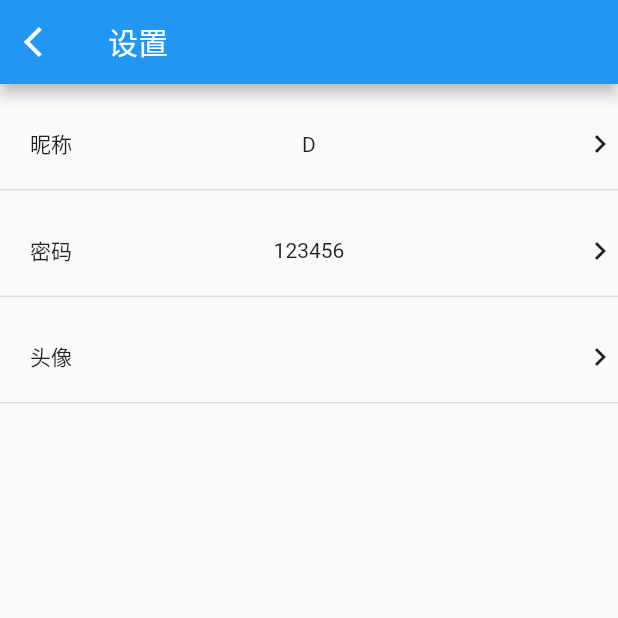
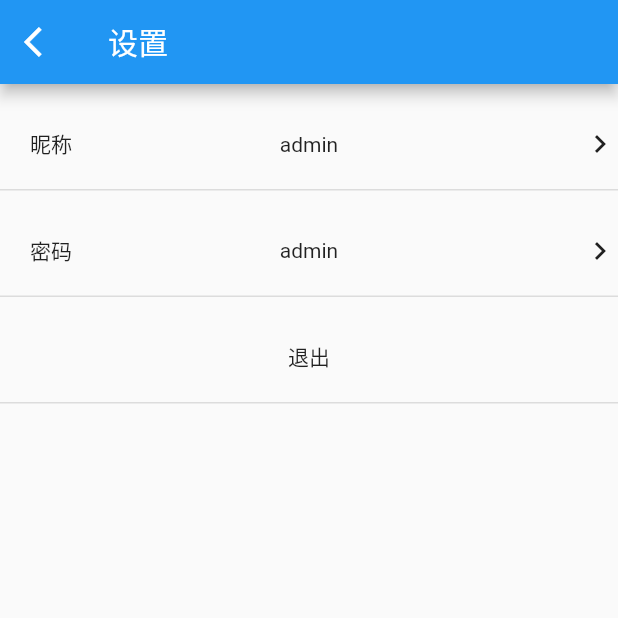
Before and after one commit to Naplesoul/iMoments, a Flutter app: the HomePage screen opened directly, after a tap on "设置", on a phone screen of 412 x 824 dp, the top half of it. Run offline on Flutter 3.47's test engine with Material 2 defaults, Android fonts, the phone set to English and light mode, and no system bars; our stand-ins replace dio, image_picker, photo_view, shared_preferences; missing offline and left inert: image_crop, screen; accounts and stored records are empty.

Commit message:
更新HomePage

```diff
--- a/iMoments_frontend/lib/pages/EditName.dart
+++ b/iMoments_frontend/lib/pages/EditName.dart
@@ -17,7 +17,6 @@ class _EditName extends State<EditName>{
   var _controller = new TextEditingController();
   var _client = new http.Client();
 
-  //var userName = "青铜葵花HD";
   @override
   Widget build(BuildContext context) {
 
@@ -51,10 +50,10 @@ class _EditName extends State<EditName>{
   /*更改用户昵称*/
   changeUserName() {
     setState(() {
-      userName = _controller.text.toString();
+      storage_userName = _controller.text.toString();
     });
     // /*先从本地获取数据*/
-    // get();
+     get();
     //
     // SharedPreferences prefs = await SharedPreferences.getInstance();
     //
--- a/iMoments_frontend/lib/pages/Settings.dart
+++ b/iMoments_frontend/lib/pages/Settings.dart
@@ -2,6 +2,8 @@ import 'package:flutter/material.dart';
 import 'EditName.dart';
 import 'EditPassword.dart';
 import 'userInfo.dart';
+import 'login.dart';
+import 'package:imoments/bottom_navigation.dart';
 
 class Settings extends StatefulWidget{
   @override
@@ -27,7 +29,7 @@ class _Settings extends State<Settings> {
             onTap: () {
               Navigator.push(context, MaterialPageRoute(builder: (context) => EditName()));
               setState(() {
-                userName = userName;
+                storage_userName = storage_userName;
               });
               },
             child: Container(
@@ -42,7 +44,7 @@ class _Settings extends State<Settings> {
                     ),
                   ),
                   Container(
-                    child: Text(userName),
+                    child: Text(storage_userName),
                   ),
                   Expanded(
                     child: Container(
@@ -76,7 +78,7 @@ class _Settings extends State<Settings> {
                     ),
                   ),
                   Container(
-                    child: Text(Global.password),
+                    child: Text(storage_password),
                   ),
                   Expanded(
                     child: Container(
@@ -92,31 +94,41 @@ class _Settings extends State<Settings> {
             height: 1,
             thickness: 1,
           ),
-          /*编辑头像*/
+          /*退出*/
           InkWell(
-            onTap: null,
+            onTap: () {
+              /*一直pop到loginPage*/
+              Navigator.pushAndRemoveUntil(context,
+                  new MaterialPageRoute(builder: (BuildContext c) {
+                    return new BottomNavigationWidget();
+                  }), (r) => r == null);
+              Navigator.push(context, MaterialPageRoute(builder: (_) {
+                return BottomNavigationWidget();
+              }));
+              Navigator.push(context, MaterialPageRoute(builder: (_) {
+                return LoginPage();
+              }));
+              },
             child: Container(
               height: 60,
               margin: const EdgeInsets.only(top: 10),
               // decoration: BoxDecoration(
               //   border: Border.all(color: Color.fromRGBO(200, 200, 200, 50), width: 1),
               // ),
-              child: Row(
-                children: <Widget>[
-                  Expanded(
-                    child: Container(
-                      child: Text("头像"),
-                      margin: const EdgeInsets.only(left: 20,),
-                    ),
-                  ),
-                  Expanded(
-                    child: Container(
-                      child: Icon(Icons.keyboard_arrow_right),
-                      alignment: Alignment.centerRight,
-                    ),
-                  )
-                ],
-              ),
+              child:
+                Center(
+                    child: Text("退出"),
+                ),
+              // Row(
+              //   children: <Widget>[
+              //     Expanded(
+              //       child: Container(
+              //         child: Text("头像"),
+              //         margin: const EdgeInsets.only(left: 20,),
+              //       ),
+              //     ),
+              //   ],
+              // ),
             ),
           ),
           Divider(
--- a/iMoments_frontend/lib/pages/home.dart
+++ b/iMoments_frontend/lib/pages/home.dart
@@ -39,7 +39,7 @@ class _HomePage extends State<HomePage> {
                       shape: BoxShape.circle,
                       image: DecorationImage(
                         image: imgPath == null ? AssetImage("images/bigHead.png") : FileImage(File(imgPath)),
-                        fit: BoxFit.fill,
+                        fit: BoxFit.cover,
                       ),
                     ),
                   ),
@@ -54,7 +54,7 @@ class _HomePage extends State<HomePage> {
                           bottom: 12,
                         ),
                         child: Text(
-                          Global.userName,
+                          storage_userName,
                           style: TextStyle(
                             fontSize: 20,
                           ),
--- a/iMoments_frontend/lib/pages/login.dart
+++ b/iMoments_frontend/lib/pages/login.dart
@@ -4,6 +4,7 @@ import 'package:flutter/services.dart';
 import 'dart:convert';
 import 'package:http/http.dart' as http;
 import 'signUp.dart';
+import 'userInfo.dart';
 
 class LoginPage extends StatefulWidget {
   @override
@@ -49,7 +50,7 @@ class _LoginPageState extends State<LoginPage> {
                       inputFormatters: [
                         FilteringTextInputFormatter.allow(RegExp("[a-z,A-Z,0-9,_,-]")),
                       ],
-                      controller: _usernameController,
+                      controller: _usernameController..text = storage_userName,
                       decoration: InputDecoration(
                         labelText: '用户名',
                       ),
@@ -68,7 +69,7 @@ class _LoginPageState extends State<LoginPage> {
                       inputFormatters: [
                         FilteringTextInputFormatter.allow(RegExp("[a-z, A-Z, 0-9, _, -, ?, !, :, ', ;, ., @, #, %, ^, &, *, (, ), +, =, {, }, |]")),
                       ],
-                      controller: _passwordController,
+                      controller: _passwordController..text = storage_password,
                       decoration: InputDecoration(
                         labelText: '密码',
                       ),
--- a/iMoments_frontend/lib/pages/userInfo.dart
+++ b/iMoments_frontend/lib/pages/userInfo.dart
@@ -1,14 +1,13 @@
 import 'dart:io';
 
-var userName = "D";
+var storage_userName = "admin";
+var storage_password = "admin";
 var imgPath = null;
 
 class Global{
   static var httpGetInfoAddress = "http://1.15.86.128:8080/info";
   static var httpUpdateAddress = "http://1.15.86.128:8080/update";
   static File image = new File("images/bigHead.png");
-  static var userName = "Dong";
-  static var password = "123456";
   static var token = '';
   static var url = 'https://www.imoments.com.cn:8080/';
 }
```
Also changed, not shown: iMoments_frontend/lib/pages/EditPassword.dart (+25 -21 lines).
